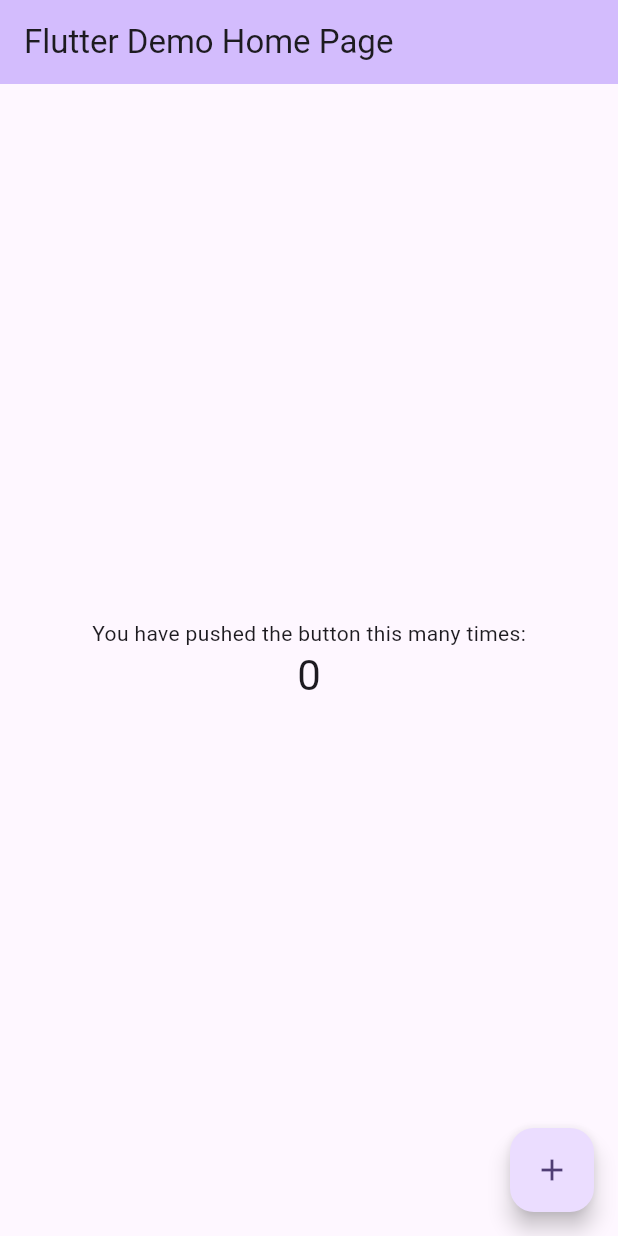
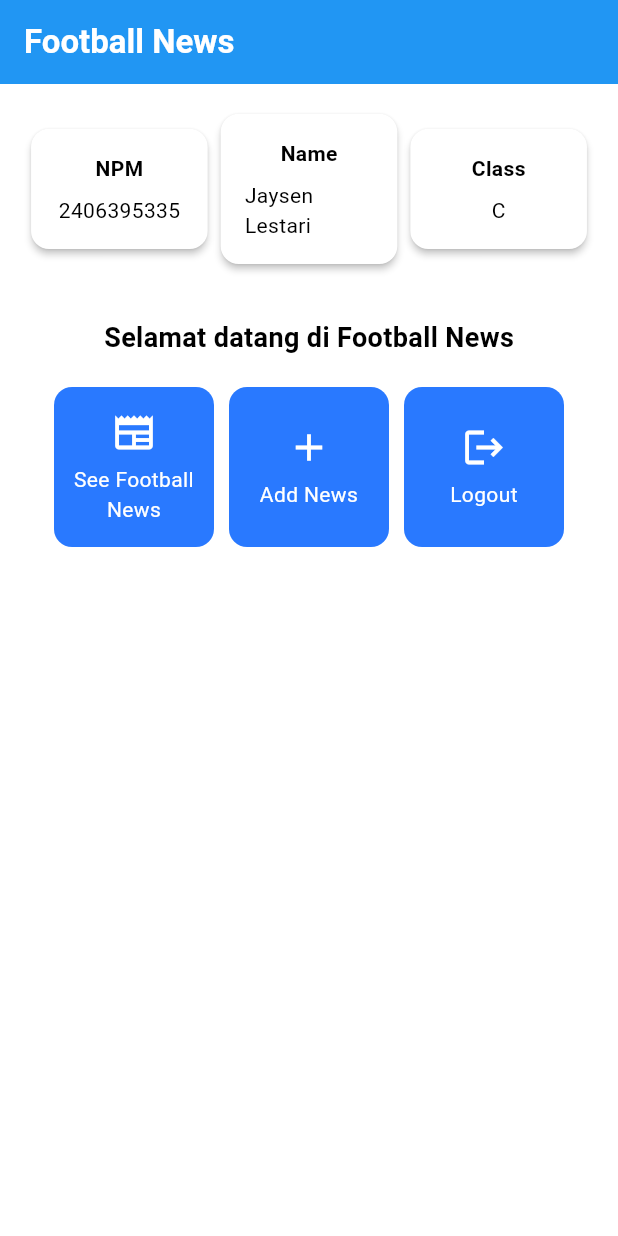
Before and after one commit to Jaysenlestari/football-news-mobile, a Flutter app: the screen it shows after launch, on a phone screen of 412 x 824 dp. Run offline on Flutter 3.47's test engine with Material 3 defaults, Android fonts, the phone set to English and light mode, and no system bars.

Commit message:
Completed Tutor6

```diff
--- a/lib/main.dart
+++ b/lib/main.dart
@@ -1,4 +1,5 @@
 import 'package:flutter/material.dart';
+import 'package:football_news/menu.dart';
 
 void main() {
   runApp(const MyApp());
@@ -28,95 +29,10 @@ class MyApp extends StatelessWidget {
         //
         // This works for code too, not just values: Most code changes can be
         // tested with just a hot reload.
-        colorScheme: ColorScheme.fromSeed(seedColor: Colors.deepPurple),
+        colorScheme: ColorScheme.fromSwatch(primarySwatch: Colors.blue)
+            .copyWith(secondary: Colors.blueAccent[400]),
       ),
-      home: const MyHomePage(title: 'Flutter Demo Home Page'),
+      home:MyHomePage(),
     );
   }
 }
-
-class MyHomePage extends StatefulWidget {
-  const MyHomePage({super.key, required this.title});
-
-  // This widget is the home page of your application. It is stateful, meaning
-  // that it has a State object (defined below) that contains fields that affect
-  // how it looks.
-
-  // This class is the configuration for the state. It holds the values (in this
-  // case the title) provided by the parent (in this case the App widget) and
-  // used by the build method of the State. Fields in a Widget subclass are
-  // always marked "final".
-
-  final String title;
-
-  @override
-  State<MyHomePage> createState() => _MyHomePageState();
-}
-
-class _MyHomePageState extends State<MyHomePage> {
-  int _counter = 0;
-
-  void _incrementCounter() {
-    setState(() {
-      // This call to setState tells the Flutter framework that something has
-      // changed in this State, which causes it to rerun the build method below
-      // so that the display can reflect the updated values. If we changed
-      // _counter without calling setState(), then the build method would not be
-      // called again, and so nothing would appear to happen.
-      _counter++;
-    });
-  }
-
-  @override
-  Widget build(BuildContext context) {
-    // This method is rerun every time setState is called, for instance as done
-    // by the _incrementCounter method above.
-    //
-    // The Flutter framework has been optimized to make rerunning build methods
-    // fast, so that you can just rebuild anything that needs updating rather
-    // than having to individually change instances of widgets.
-    return Scaffold(
-      appBar: AppBar(
-        // TRY THIS: Try changing the color here to a specific color (to
-        // Colors.amber, perhaps?) and trigger a hot reload to see the AppBar
-        // change color while the other colors stay the same.
-        backgroundColor: Theme.of(context).colorScheme.inversePrimary,
-        // Here we take the value from the MyHomePage object that was created by
-        // the App.build method, and use it to set our appbar title.
-        title: Text(widget.title),
-      ),
-      body: Center(
-        // Center is a layout widget. It takes a single child and positions it
-        // in the middle of the parent.
-        child: Column(
-          // Column is also a layout widget. It takes a list of children and
-          // arranges them vertically. By default, it sizes itself to fit its
-          // children horizontally, and tries to be as tall as its parent.
-          //
-          // Column has various properties to control how it sizes itself and
-          // how it positions its children. Here we use mainAxisAlignment to
-          // center the children vertically; the main axis here is the vertical
-          // axis because Columns are vertical (the cross axis would be
-          // horizontal).
-          //
-          // TRY THIS: Invoke "debug painting" (choose the "Toggle Debug Paint"
-          // action in the IDE, or press "p" in the console), to see the
-          // wireframe for each widget.
-          mainAxisAlignment: MainAxisAlignment.center,
-          children: <Widget>[
-            const Text('You have pushed the button this many times:'),
-            Text(
-              '$_counter',
-              style: Theme.of(context).textTheme.headlineMedium,
-            ),
-          ],
-        ),
-      ),
-      floatingActionButton: FloatingActionButton(
-        onPressed: _incrementCounter,
-        tooltip: 'Increment',
-        child: const Icon(Icons.add),
-      ), // This trailing comma makes auto-formatting nicer for build methods.
-    );
-  }
-}
--- /dev/null
+++ b/lib/menu.dart
@@ -0,0 +1,196 @@
+import 'package:flutter/material.dart';
+
+class MyHomePage extends StatelessWidget {
+  MyHomePage({super.key});
+
+  // This widget is the home page of your application. It is stateful, meaning
+  // that it has a State object (defined below) that contains fields that affect
+  // how it looks.
+
+  // This class is the configuration for the state. It holds the values (in this
+  // case the title) provided by the parent (in this case the App widget) and
+  // used by the build method of the State. Fields in a Widget subclass are
+  // always marked "final".
+
+  final String nama = "Jaysen Lestari"; //nama
+  final String npm = "2406395335"; //npm
+  final String kelas = "C"; //kelas
+
+  final List<ItemHomepage> items = [
+    ItemHomepage("See Football News", Icons.newspaper),
+    ItemHomepage("Add News", Icons.add),
+    ItemHomepage("Logout", Icons.logout),
+  ];
+
+  @override
+  Widget build(BuildContext context) {
+  // Scaffold menyediakan struktur dasar halaman dengan AppBar dan body.
+  return Scaffold(
+    // AppBar adalah bagian atas halaman yang menampilkan judul.
+    appBar: AppBar(
+      // Judul aplikasi "Football News" dengan teks putih dan tebal.
+      title: const Text(
+        'Football News',
+        style: TextStyle(
+          color: Colors.white,
+          fontWeight: FontWeight.bold,
+        ),
+      ),
+      // Warna latar belakang AppBar diambil dari skema warna tema aplikasi.
+      backgroundColor: Theme.of(context).colorScheme.primary,
+    ),
+    // Body halaman dengan padding di sekelilingnya.
+    body: Padding(
+      padding: const EdgeInsets.all(16.0),
+      // Menyusun widget secara vertikal dalam sebuah kolom.
+      child: Column(
+        crossAxisAlignment: CrossAxisAlignment.center,
+        children: [
+          // Row untuk menampilkan 3 InfoCard secara horizontal.
+          Row(
+            mainAxisAlignment: MainAxisAlignment.spaceEvenly,
+            children: [
+              InfoCard(title: 'NPM', content: npm),
+              InfoCard(title: 'Name', content: nama),
+              InfoCard(title: 'Class', content: kelas),
+            ],
+          ),
+
+          // Memberikan jarak vertikal 16 unit.
+          const SizedBox(height: 16.0),
+
+          // Menempatkan widget berikutnya di tengah halaman.
+          Center(
+            child: Column(
+              // Menyusun teks dan grid item secara vertikal.
+
+              children: [
+                // Menampilkan teks sambutan dengan gaya tebal dan ukuran 18.
+                const Padding(
+                  padding: EdgeInsets.only(top: 16.0),
+                  child: Text(
+                    'Selamat datang di Football News',
+                    style: TextStyle(
+                      fontWeight: FontWeight.bold,
+                      fontSize: 18.0,
+                    ),
+                  ),
+                ),
+
+                // Grid untuk menampilkan ItemCard dalam bentuk grid 3 kolom.
+                GridView.count(
+                  primary: true,
+                  padding: const EdgeInsets.all(20),
+                  crossAxisSpacing: 10,
+                  mainAxisSpacing: 10,
+                  crossAxisCount: 3,
+                  // Agar grid menyesuaikan tinggi kontennya.
+                  shrinkWrap: true,
+
+                  // Menampilkan ItemCard untuk setiap item dalam list items.
+                  children: items.map((ItemHomepage item) {
+                    return ItemCard(item);
+                  }).toList(),
+                ),
+              ],
+            ),
+          ),
+        ],
+      ),
+    ),
+  );}
+}
+
+class ItemCard extends StatelessWidget {
+  // Menampilkan kartu dengan ikon dan nama.
+
+  final ItemHomepage item;
+
+  const ItemCard(this.item, {super.key});
+
+  @override
+  Widget build(BuildContext context) {
+    return Material(
+      // Menentukan warna latar belakang dari tema aplikasi.
+      color: Theme.of(context).colorScheme.secondary,
+      // Membuat sudut kartu melengkung.
+      borderRadius: BorderRadius.circular(12),
+
+      child: InkWell(
+        // Aksi ketika kartu ditekan.
+        onTap: () {
+          // Menampilkan pesan SnackBar saat kartu ditekan.
+          ScaffoldMessenger.of(context)
+            ..hideCurrentSnackBar()
+            ..showSnackBar(
+              SnackBar(content: Text("Kamu telah menekan tombol ${item.name}!"))
+            );
+        },
+        // Container untuk menyimpan Icon dan Text
+        child: Container(
+          padding: const EdgeInsets.all(8),
+          child: Center(
+            child: Column(
+              // Menyusun ikon dan teks di tengah kartu.
+              mainAxisAlignment: MainAxisAlignment.center,
+              children: [
+                Icon(
+                  item.icon,
+                  color: Colors.white,
+                  size: 30.0,
+                ),
+                const Padding(padding: EdgeInsets.all(3)),
+                Text(
+                  item.name,
+                  textAlign: TextAlign.center,
+                  style: const TextStyle(color: Colors.white),
+                ),
+              ],
+            ),
+          ),
+        ),
+      ),
+    );
+  }
+
+}
+
+class InfoCard extends StatelessWidget {
+  // Kartu informasi yang menampilkan title dan content.
+
+  final String title;  // Judul kartu.
+  final String content;  // Isi kartu.
+
+  const InfoCard({super.key, required this.title, required this.content});
+
+  @override
+  Widget build(BuildContext context) {
+    return Card(
+      // Membuat kotak kartu dengan bayangan dibawahnya.
+      elevation: 2.0,
+      child: Container(
+        // Mengatur ukuran dan jarak di dalam kartu.
+        width: MediaQuery.of(context).size.width / 3.5, // menyesuaikan dengan lebar device yang digunakan.
+        padding: const EdgeInsets.all(16.0),
+        // Menyusun title dan content secara vertikal.
+        child: Column(
+          children: [
+            Text(
+              title,
+              style: const TextStyle(fontWeight: FontWeight.bold),
+            ),
+            const SizedBox(height: 8.0),
+            Text(content),
+          ],
+        ),
+      ),
+    );
+  }
+}
+
+class ItemHomepage {
+ final String name;
+ final IconData icon;
+
+ ItemHomepage(this.name, this.icon);
+}
```
